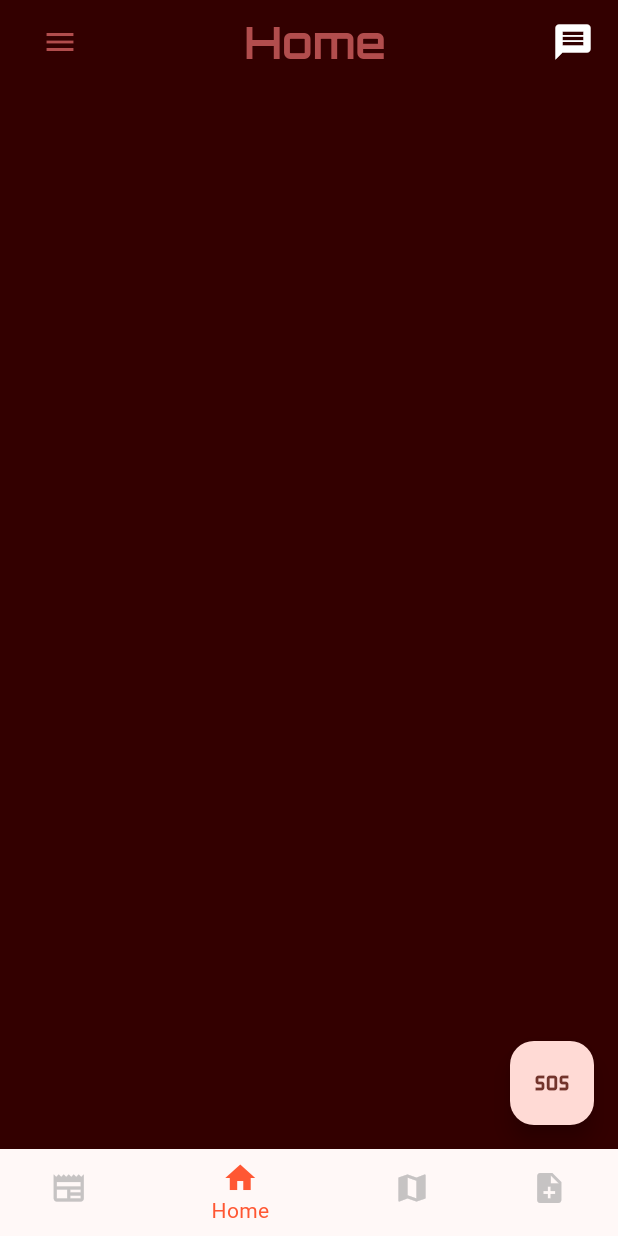
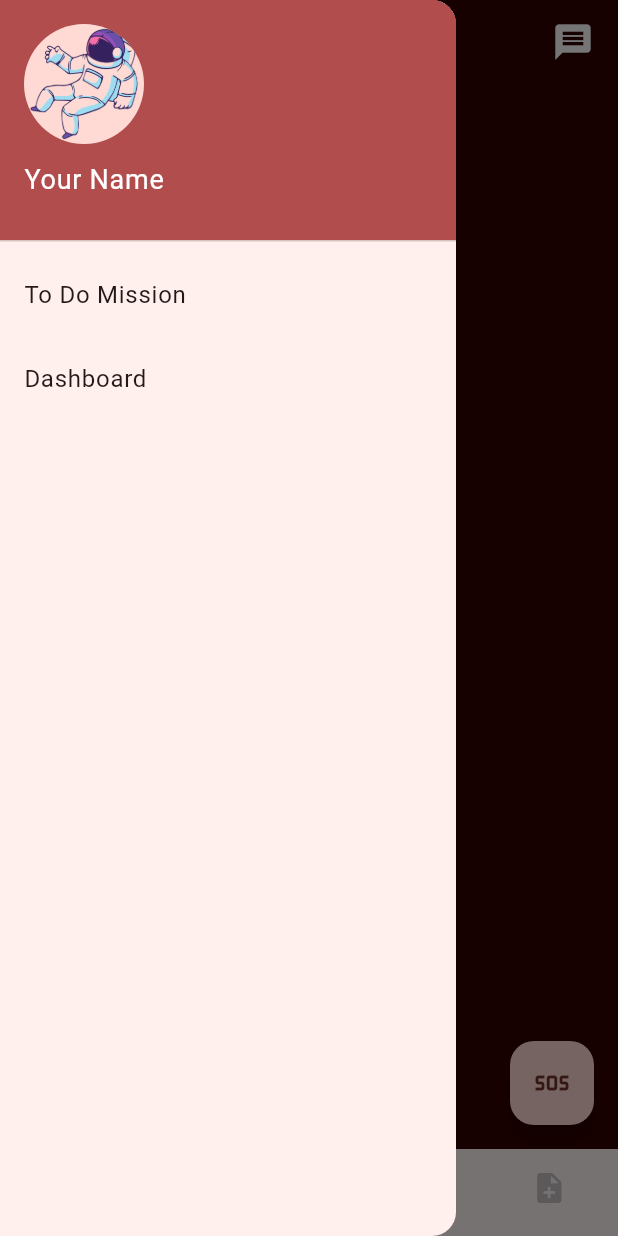
Before and after one commit to synapsecode/RedFrontier, a Flutter app: the screen it shows once a user with an empty profile is signed in, with the side drawer open (before the commit the screen has no drawer), on a phone screen of 412 x 824 dp. Run offline on Flutter 3.47's test engine with Material 3 defaults, Android fonts, the phone set to English and light mode, and no system bars; our stand-ins replace cloud_firestore, firebase_auth, firebase_core, fl_chart, flutter_riverpod, google_fonts and 1 more; missing offline and left inert: neopop; accounts and stored records are empty.

Commit message:
Added dashboard for resources and habitats with charts

```diff
--- a/redfrontier/lib/screens/home_page.dart
+++ b/redfrontier/lib/screens/home_page.dart
@@ -7,6 +7,7 @@ import 'package:redfrontier/screens/maps_screen.dart';
 import 'package:redfrontier/screens/news_screen.dart';
 import 'package:redfrontier/screens/report_screen.dart';
 import 'package:redfrontier/extensions/miscextensions.dart';
+import 'package:redfrontier/screens/resources/dashboard.dart';
 import 'package:redfrontier/services/firebase_auth.dart';
 
 class HomePage extends StatefulWidget {
@@ -18,6 +19,14 @@ class HomePage extends StatefulWidget {
 
 class _HomePageState extends State<HomePage> {
   int _selectedIndex = 1;
+  late GlobalKey<ScaffoldState> _scaffoldKey;
+
+  @override
+  void initState() {
+    super.initState();
+    _scaffoldKey = GlobalKey<ScaffoldState>();
+  }
+
   void onTapped(int index) {
     setState(() {
       _selectedIndex = index;
@@ -34,15 +43,18 @@ class _HomePageState extends State<HomePage> {
 
   @override
   Widget build(BuildContext context) {
+    return Builder(builder: (context) {
       return Scaffold(
-      body: Scaffold(
+        key: _scaffoldKey,
         appBar: AppBar(
           leading: Padding(
             padding: const EdgeInsets.only(
               left: 20,
             ),
             child: IconButton(
-              onPressed: () {},
+              onPressed: () {
+                _scaffoldKey.currentState?.openDrawer();
+              },
               icon: const Icon(Icons.menu),
               color: const Color(0xFFB24D4D),
             ),
@@ -58,7 +70,7 @@ class _HomePageState extends State<HomePage> {
               }).addRightMargin(20),
               Expanded(child: Container()),
               Icons.message.toIcon(color: Colors.white, size: 28).onClick(() {
-                Navigator.of(context).pushNewPage(AllChatsScreen());
+                Navigator.of(context).pushNewPage(const AllChatsScreen());
               })
             ],
           ),
@@ -69,18 +81,66 @@ class _HomePageState extends State<HomePage> {
           index: _selectedIndex,
           children: _navScreens,
         ),
-      ),
         bottomNavigationBar: BottomNavigationBar(
           onTap: onTapped,
           currentIndex: _selectedIndex,
           items: [
             BottomNavigationBarItem(
-              icon: Icon(Icons.newspaper), label: _title[0]),
-          BottomNavigationBarItem(icon: Icon(Icons.home), label: _title[1]),
-          BottomNavigationBarItem(icon: Icon(Icons.map), label: _title[2]),
-          BottomNavigationBarItem(icon: Icon(Icons.note_add), label: _title[3])
+                icon: const Icon(Icons.newspaper), label: _title[0]),
+            BottomNavigationBarItem(
+                icon: const Icon(Icons.home), label: _title[1]),
+            BottomNavigationBarItem(
+                icon: const Icon(Icons.map), label: _title[2]),
+            BottomNavigationBarItem(
+                icon: const Icon(Icons.note_add), label: _title[3])
           ],
         ),
+        drawer: Drawer(
+          child: ListView(
+            padding: EdgeInsets.zero,
+            children: [
+              const DrawerHeader(
+                decoration: BoxDecoration(
+                  color: Color(0xFFB24D4D),
+                ),
+                child: Column(
+                  crossAxisAlignment: CrossAxisAlignment.start,
+                  children: [
+                    CircleAvatar(
+                      radius: 40,
+                      backgroundImage:
+                          AssetImage('assets/images/astronautpng1.png'),
+                    ),
+                    SizedBox(height: 10),
+                    Text(
+                      'Your Name',
+                      style: TextStyle(
+                        color: Colors.white,
+                        fontSize: 18,
+                      ),
+                    ),
+                  ],
+                ),
+              ),
+              ListTile(
+                title: const Text('To Do Mission'),
+                onTap: () {
+                  Navigator.pop(context);
+                },
+              ),
+              ListTile(
+                title: const Text('Dashboard'),
+                onTap: () {
+                  Navigator.push(
+                      context,
+                      MaterialPageRoute(
+                          builder: ((context) => const MyDashboard())));
+                },
+              ),
+            ],
+          ),
+        ),
       );
+    });
   }
 }
--- a/redfrontier/lib/widgets/addreport_dialog.dart
+++ b/redfrontier/lib/widgets/addreport_dialog.dart
@@ -78,13 +78,13 @@ class _AddReportDialogState extends State<AddReportDialog> {
               onPressed: () {
                 Navigator.pop(context);
               },
-              child: const Text('Add'),
+              child: const Text('Cancel'),
             ),
             TextButton(
               onPressed: () {
                 Navigator.pop(context);
               },
-              child: const Text('Cancel'),
+              child: const Text('Add'),
             ),
           ]),
     );
--- a/redfrontier/pubspec.yaml
+++ b/redfrontier/pubspec.yaml
@@ -51,6 +51,7 @@ dependencies:
   cloud_firestore: ^4.9.1
   firebase_auth: ^4.9.0
   firebase_core: ^2.15.1
+  fl_chart: ^0.65.0
 
 dev_dependencies:
   flutter_test:
```
Also changed, not shown: redfrontier/lib/screens/resources/dashboard.dart (added, +40 -0 lines), redfrontier/lib/widgets/circularchart.dart (added, +56 -0 lines), redfrontier/lib/widgets/habitat_tab.dart (added, +21 -0 lines), redfrontier/lib/widgets/resources_tab.dart (added, +40 -0 lines), redfrontier/lib/screens/mission_screen.dart (added), redfrontier/pubspec.lock. Lines whose indentation alone changed are shown as unchanged.
